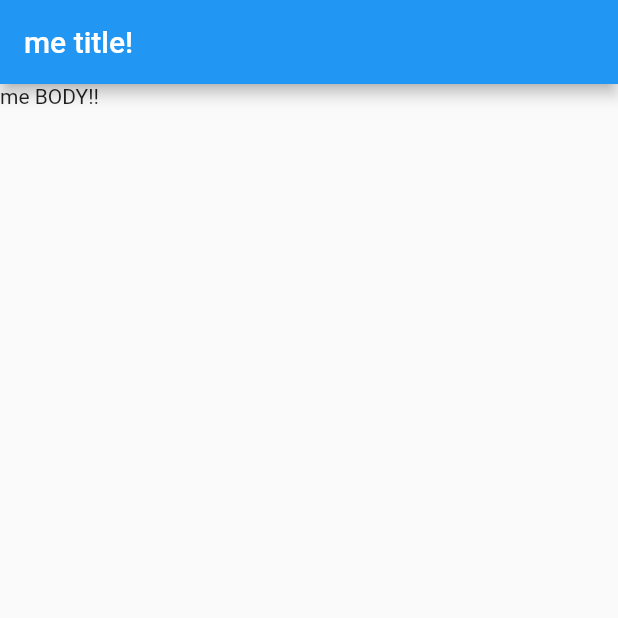
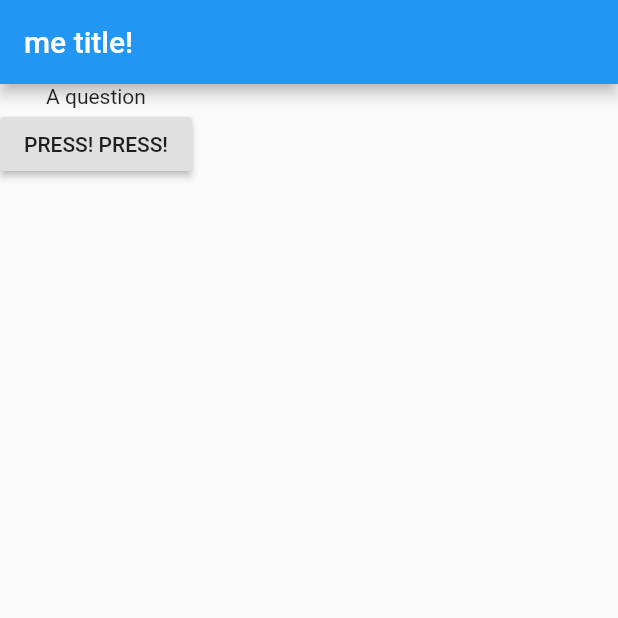
Before and after one commit to flypenguin/course_udemy_flutter, a Flutter app: the screen it shows after launch, on a phone screen of 412 x 824 dp, the top half of it. Run offline on Flutter 3.47's test engine with Material 2 defaults, Android fonts, the phone set to English and light mode, and no system bars.

Commit message:
use anonymous functions for button callback

```diff
--- a/lib/main.dart
+++ b/lib/main.dart
@@ -4,13 +4,20 @@ void main() {
   runApp(MyApp());
 }
 
+void buttonPressed() {}
+
 class MyApp extends StatelessWidget {
   @override
   Widget build(BuildContext context) {
     return MaterialApp(
         home: Scaffold(
-      appBar: AppBar(title: Text('me title!')),
-      body: Text("me BODY!!"),
-    ));
+            appBar: AppBar(title: Text('me title!')),
+            body: Column(children: [
+              Text("A question"),
+              RaisedButton(
+                child: Text("PRESS! PRESS!"),
+                onPressed: () => print("Hi"),
+              )
+            ])));
   }
 }
```
